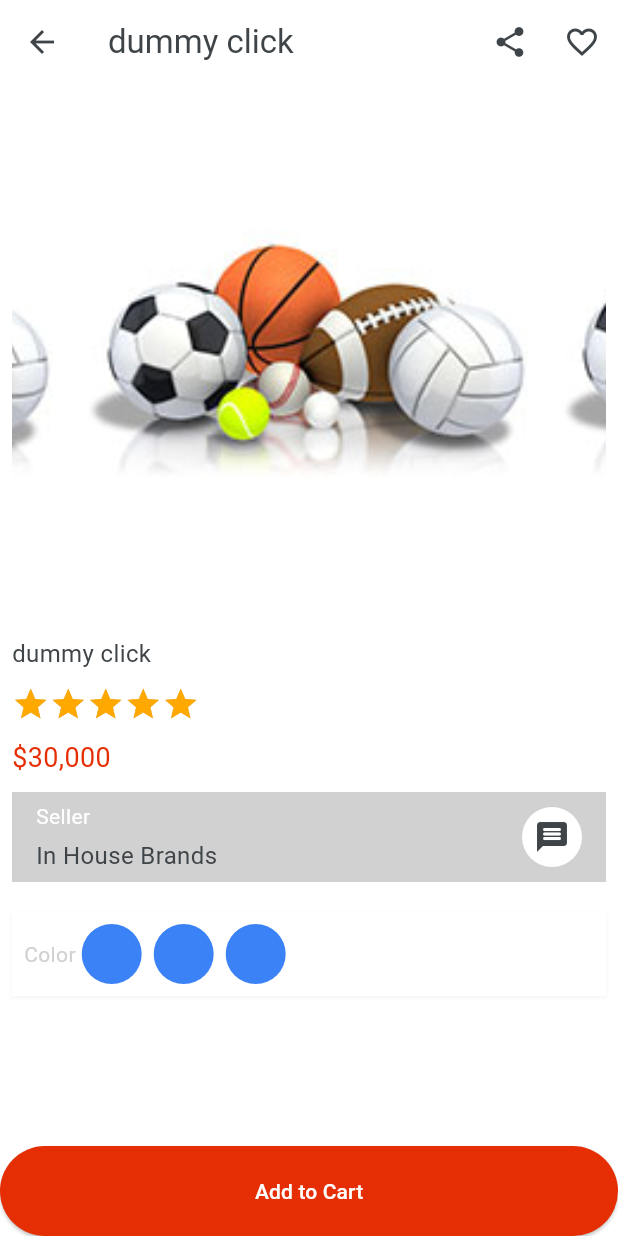
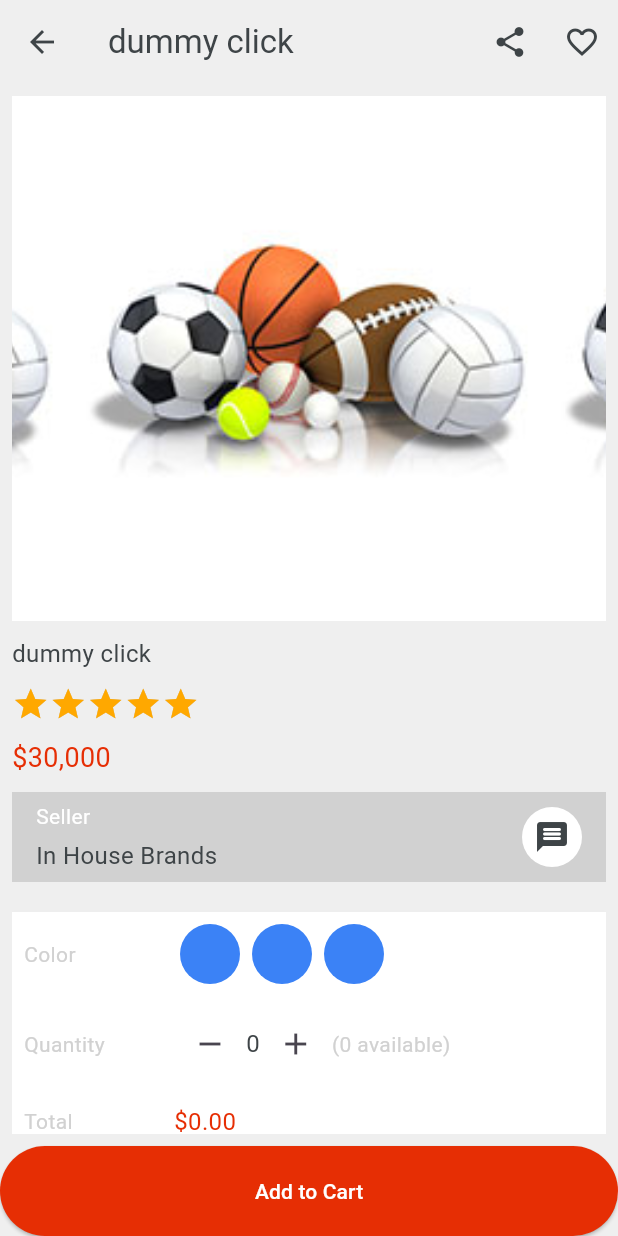
Before and after one commit to pk195327-kumar/E-Commerce, a Flutter app: the ItemDetails screen opened directly, on a phone screen of 412 x 824 dp. Run offline on Flutter 3.47's test engine with Material 3 defaults, Android fonts, the phone set to English and light mode, and no system bars; drawn by our look-alikes of velocity_x; our stand-ins replace get; Roboto replaces fonts that are missing (sans_bold, sans_regular, sans_semibold).

Commit message:
update lib file

```diff
--- a/lib/views/category_screen/items_details.dart
+++ b/lib/views/category_screen/items_details.dart
@@ -9,7 +9,7 @@ class ItemDetails extends StatelessWidget {
   @override
   Widget build(BuildContext context) {
     return Scaffold(
-      backgroundColor: whiteColor,
+      backgroundColor: lightGrey,
       appBar: AppBar(
         elevation: 0,
         title: title!.text.color(darkFontGrey).fontFamily(bold).make(),
@@ -105,9 +105,11 @@ class ItemDetails extends StatelessWidget {
                     20.heightBox,
                     Column(
                       children: [
+                        // Color Selection Row
                         Row(
                           children: [
                             SizedBox(
+                              width: 100,
                               child: "Color".text.color(textFieldGrey).make(),
                             ),
                             Row(
@@ -121,11 +123,51 @@ class ItemDetails extends StatelessWidget {
                                     .color(Vx.randomPrimaryColor)
                                     .make(),
                               ),
-                            )
+                            ),
                           ],
-                        ).box.padding(const EdgeInsets.all(8)).make()
+                        ).box.padding(const EdgeInsets.all(8)).make(),
+                        // Quantity Select Row
+                        Row(
+                          children: [
+                            SizedBox(
+                              width: 100,
+                              child:
+                                  "Quantity".text.color(textFieldGrey).make(),
+                            ),
+                            Row(
+                              children: [
+                                IconButton(
+                                    onPressed: () {},
+                                    icon: const Icon(Icons.remove)),
+                                "0"
+                                    .text
+                                    .color(darkFontGrey)
+                                    .size(16)
+                                    .fontFamily(bold)
+                                    .make(),
+                                IconButton(
+                                    onPressed: () {},
+                                    icon: const Icon(Icons.add)),
+                                "(0 available)"
+                                    .text
+                                    .color(textFieldGrey)
+                                    .make(),
+                              ],
+                            ),
+                          ],
+                        ).box.padding(const EdgeInsets.all(8)).make(),
+                        // Total Price Show Row
+                        Row(
+                          children: [
+                            SizedBox(
+                              width: 100,
+                              child: "Total".text.color(textFieldGrey).make(),
+                            ),
+                            "\$0.00".text.color(redColor).size(16).fontFamily(bold).make(),
+                          ],
+                        ).box.padding(const EdgeInsets.all(8)).make(),
                       ],
-                    ).box.white.shadowSm.make()
+                    ).box.white.shadowSm.make(),
                   ],
                 ),
               ),
```
